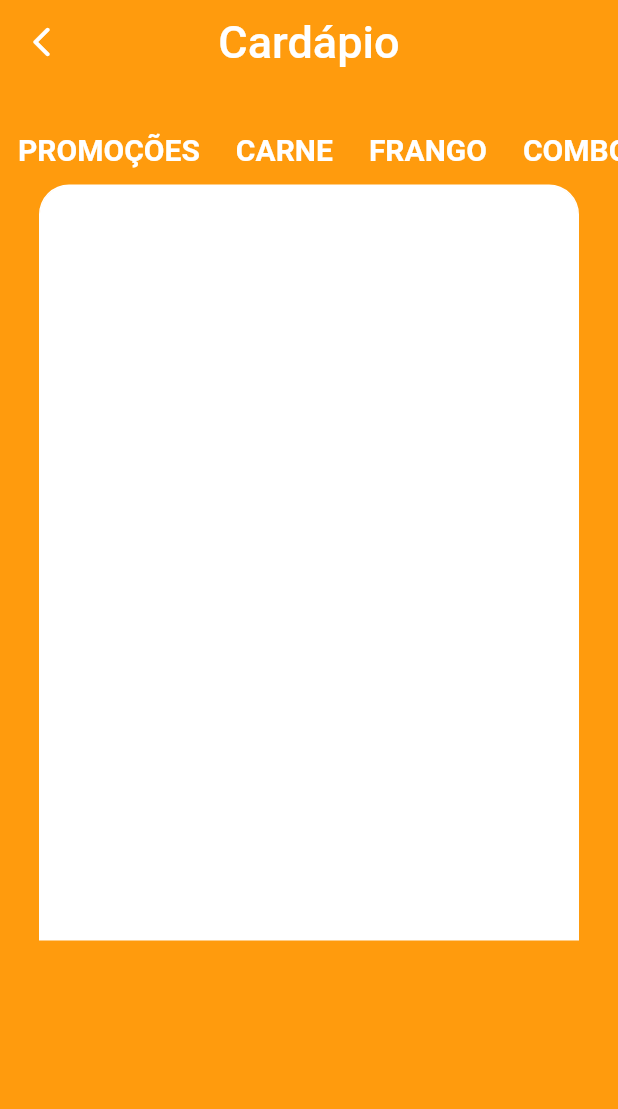
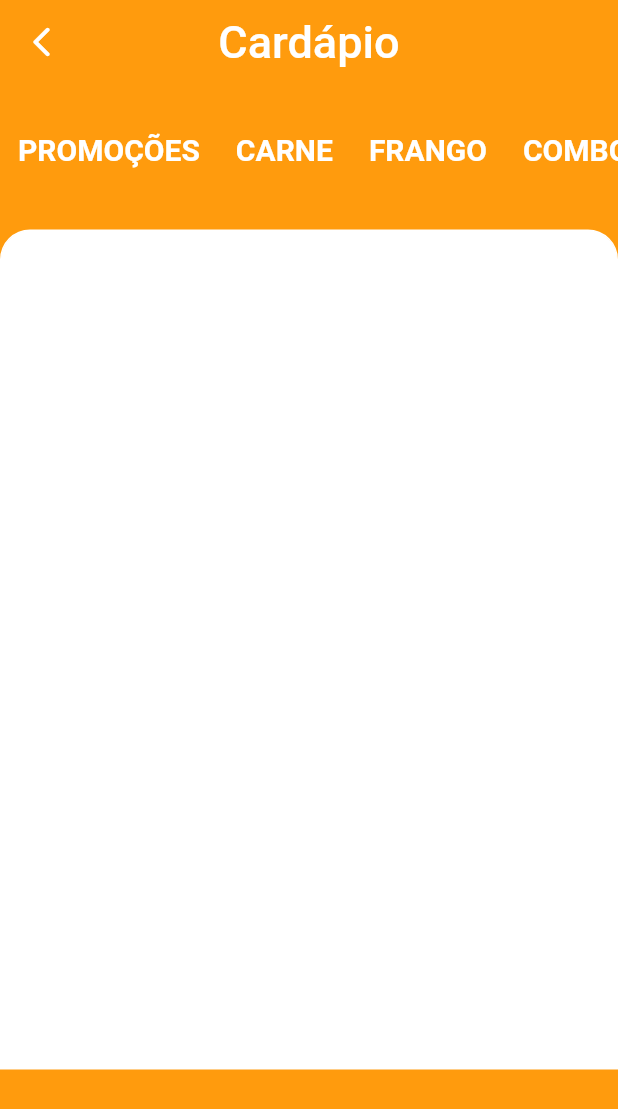
Before and after one commit to ZeusMoreira/app_client, a Flutter app: the screen it shows after launch, on a phone screen of 412 x 824 dp. Shown: the top 1109 px of the screen. Run offline on Flutter 3.47's test engine with Material 2 defaults, Android fonts, the phone set to English and light mode, and no system bars.

Commit message:
Alteração Botão AppBar
incluindo botão clicável e container na página do menu

```diff
--- a/app_client/lib/TelaMenuCardapio/appbar.dart
+++ b/app_client/lib/TelaMenuCardapio/appbar.dart
@@ -3,14 +3,24 @@ import 'package:flutter/material.dart';
 class ReusableWidgets {
   static getAppBar(String title) {
     return AppBar(
-      leading: IconButton(
-        icon: Icon(Icons.arrow_back_ios_rounded,
-        color: Colors.white,
-        size: 24,),
-        onPressed: (){},
+      leading: Builder(
+        builder: (context) =>
+          IconButton(
+            icon: Icon(
+              Icons.arrow_back_ios_rounded,
+              color: Colors.white,
+              size: 24,
+            ),
+            onPressed: () {
+              Navigator.of(context)
+                  .push(MaterialPageRoute(builder: (context) => MyApp()));
+            },
+      ),),
+      centerTitle: true,
+      title: Text(
+        title,
+        style: TextStyle(fontSize: 30, fontFamily: 'Roboto'),
       ),
-      centerTitle: true,
-      title: Text(title, style: TextStyle(fontSize: 30, fontFamily: 'Roboto'),),
       backgroundColor: Color(0xFFFF9B0D),
       elevation: 0,
     );
--- a/app_client/lib/TelaMenuCardapio/itenscardapio.dart
+++ b/app_client/lib/TelaMenuCardapio/itenscardapio.dart
@@ -8,17 +8,21 @@ class ItensCardapio extends StatefulWidget {
 class _ItensCardapioState extends State<ItensCardapio> {
   @override
   Widget build(BuildContext context) {
-    return Container(
-      decoration: BoxDecoration(
-          color: Colors.white,
-          border: Border.all(
+    return Padding(
+      padding: EdgeInsets.only(top: 30.0),
+      child: Container(
+        decoration: BoxDecoration(
             color: Colors.white,
-          ),
-          borderRadius: BorderRadius.only(
-              topLeft: Radius.circular(20.0),
-              topRight: Radius.circular(20.0))),
-          width: 360,
-          height: 504,
+            border: Border.all(
+              color: Colors.white,
+            ),
+            borderRadius: BorderRadius.only(
+                topLeft: Radius.circular(20.0), topRight: Radius.circular(20.0))),
+        height: 560,
+        width: double.infinity,
+        //child: SingleChildScrollView(
+        //  child: ListView.builder(itemBuilder: itemBuilder)),
+      ),
     );
   }
 }
```
Also changed, not shown: 1 other file.
